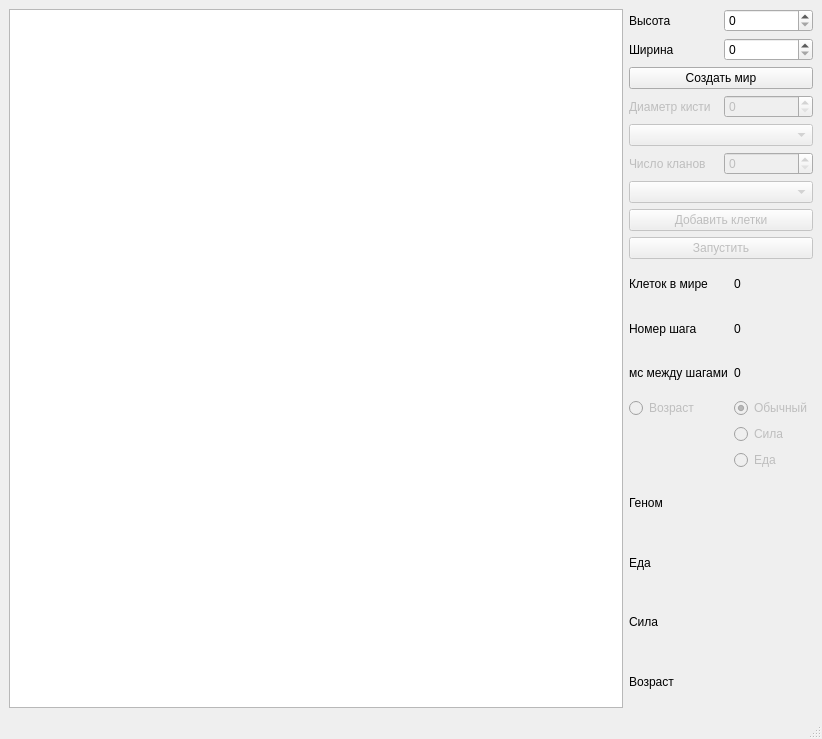
The window that mainwindow.ui (VladislavWaza/DigitalEvolution) describes before a commit, drawn with Qt 5.
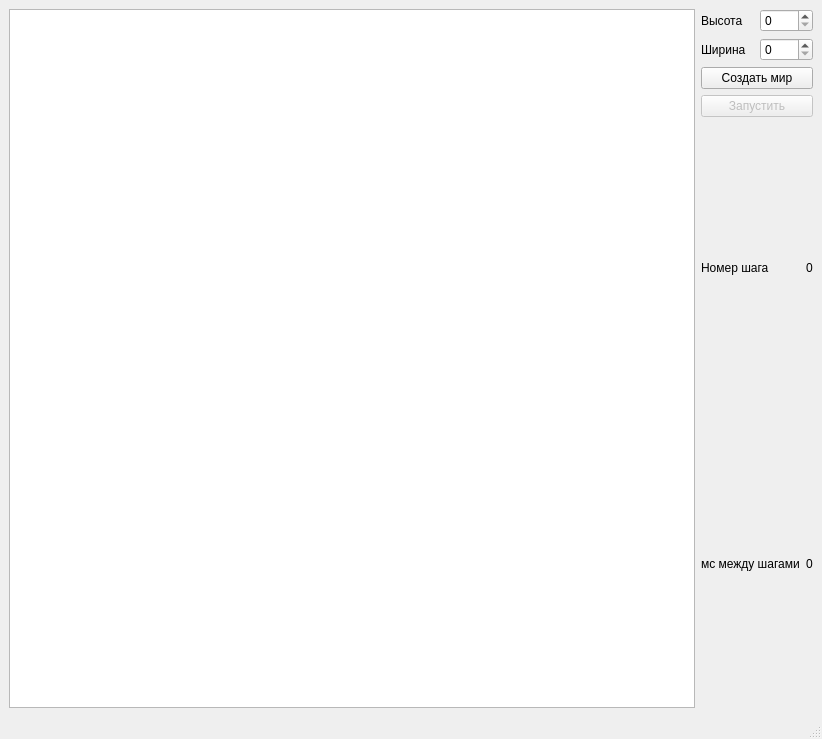
The same window after the commit.

Commit message: Удалил классы клеток, мира, регионов, сцены для рисования, часть интерфейса, оставил только создание изображения и зум

The edit to the form file:
```diff
--- a/mainwindow.ui
+++ b/mainwindow.ui
@@ -22,13 +22,16 @@
      <layout class="QVBoxLayout" name="verticalLayout">
       <item>
        <layout class="QGridLayout" name="gridLayout_2">
-        <item row="1" column="0">
-         <widget class="QLabel" name="label_2">
+        <item row="2" column="0" colspan="2">
+         <widget class="QPushButton" name="createWorld">
           <property name="text">
-           <string>Ширина</string>
+           <string>Создать мир</string>
           </property>
          </widget>
         </item>
+        <item row="0" column="1">
+         <widget class="QSpinBox" name="heightWorld"/>
+        </item>
         <item row="0" column="0">
          <widget class="QLabel" name="label">
           <property name="text">
@@ -36,92 +39,23 @@
           </property>
          </widget>
         </item>
-        <item row="3" column="1">
-         <widget class="QSpinBox" name="brushDiameter">
-          <property name="enabled">
-           <bool>false</bool>
-          </property>
-         </widget>
-        </item>
-        <item row="0" column="1">
-         <widget class="QSpinBox" name="heightWorld"/>
-        </item>
-        <item row="3" column="0">
-         <widget class="QLabel" name="label_3">
-          <property name="enabled">
-           <bool>false</bool>
-          </property>
-          <property name="text">
-           <string>Диаметр кисти</string>
-          </property>
-         </widget>
-        </item>
         <item row="1" column="1">
          <widget class="QSpinBox" name="widthWorld"/>
         </item>
-        <item row="2" column="0" colspan="2">
-         <widget class="QPushButton" name="createWorld">
+        <item row="1" column="0">
+         <widget class="QLabel" name="label_2">
           <property name="text">
-           <string>Создать мир</string>
-          </property>
-         </widget>
-        </item>
-        <item row="4" column="0" colspan="2">
-         <widget class="QComboBox" name="brushBiom">
-          <property name="enabled">
-           <bool>false</bool>
+           <string>Ширина</string>
           </property>
          </widget>
         </item>
        </layout>
       </item>
       <item>
-       <layout class="QGridLayout" name="gridLayout_3">
-        <item row="0" column="1">
-         <widget class="QSpinBox" name="cellsNumberToAdd">
-          <property name="enabled">
-           <bool>false</bool>
-          </property>
-         </widget>
-        </item>
-        <item row="2" column="0" colspan="2">
-         <widget class="QPushButton" name="addCells">
-          <property name="enabled">
-           <bool>false</bool>
-          </property>
-          <property name="text">
-           <string>Добавить клетки</string>
-          </property>
-         </widget>
-        </item>
-        <item row="0" column="0">
-         <widget class="QLabel" name="label_4">
-          <property name="enabled">
-           <bool>false</bool>
-          </property>
-          <property name="text">
-           <string>Число кланов</string>
-          </property>
-         </widget>
-        </item>
-        <item row="1" column="0" colspan="2">
-         <widget class="QComboBox" name="cellsType">
-          <property name="enabled">
-           <bool>false</bool>
-          </property>
-         </widget>
-        </item>
-       </layout>
+       <layout class="QGridLayout" name="gridLayout_3"/>
       </item>
       <item>
        <layout class="QGridLayout" name="gridLayout_4">
-        <item row="3" column="0">
-         <widget class="QLabel" name="label_6">
-          <property name="text">
-           <string>мс между шагами</string>
-          </property>
-         </widget>
-        </item>
         <item row="0" column="0" colspan="2">
          <widget class="QPushButton" name="start">
           <property name="enabled">
@@ -132,144 +66,31 @@
           </property>
          </widget>
         </item>
-        <item row="3" column="1">
-         <widget class="QLabel" name="time">
-          <property name="text">
-           <string>0</string>
-          </property>
-         </widget>
-        </item>
-        <item row="2" column="0">
+        <item row="1" column="0">
          <widget class="QLabel" name="label_7">
           <property name="text">
            <string>Номер шага</string>
           </property>
          </widget>
         </item>
-        <item row="4" column="1">
-         <widget class="QRadioButton" name="commonMode">
-          <property name="enabled">
-           <bool>false</bool>
-          </property>
-          <property name="text">
-           <string>Обычный</string>
-          </property>
-          <property name="checked">
-           <bool>true</bool>
-          </property>
-         </widget>
-        </item>
         <item row="2" column="1">
+         <widget class="QLabel" name="time">
+          <property name="text">
+           <string>0</string>
+          </property>
+         </widget>
+        </item>
+        <item row="2" column="0">
+         <widget class="QLabel" name="label_6">
+          <property name="text">
+           <string>мс между шагами</string>
+          </property>
+         </widget>
+        </item>
+        <item row="1" column="1">
          <widget class="QLabel" name="stepNumber">
           <property name="text">
            <string>0</string>
-          </property>
-         </widget>
-        </item>
-        <item row="6" column="1">
-         <widget class="QRadioButton" name="foodMode">
-          <property name="enabled">
-           <bool>false</bool>
-          </property>
-          <property name="text">
-           <string>Еда</string>
-          </property>
-         </widget>
-        </item>
-        <item row="1" column="1">
-         <widget class="QLabel" name="cellsNumber">
-          <property name="text">
-           <string>0</string>
-          </property>
-         </widget>
-        </item>
-        <item row="1" column="0">
-         <widget class="QLabel" name="label_5">
-          <property name="text">
-           <string>Клеток в мире</string>
-          </property>
-         </widget>
-        </item>
-        <item row="5" column="1">
-         <widget class="QRadioButton" name="strengthMode">
-          <property name="enabled">
-           <bool>false</bool>
-          </property>
-          <property name="text">
-           <string>Сила</string>
-          </property>
-         </widget>
-        </item>
-        <item row="4" column="0">
-         <widget class="QRadioButton" name="ageMode">
-          <property name="enabled">
-           <bool>false</bool>
-          </property>
-          <property name="text">
-           <string>Возраст</string>
-          </property>
-         </widget>
-        </item>
-       </layout>
-      </item>
-      <item>
-       <layout class="QGridLayout" name="gridLayout_5">
-        <item row="3" column="1">
-         <widget class="QLabel" name="age">
-          <property name="text">
-           <string/>
-          </property>
-         </widget>
-        </item>
-        <item row="0" column="0">
-         <widget class="QLabel" name="label_8">
-          <property name="text">
-           <string>Геном</string>
-          </property>
-         </widget>
-        </item>
-        <item row="3" column="0">
-         <widget class="QLabel" name="label_12">
-          <property name="text">
-           <string>Возраст</string>
-          </property>
-         </widget>
-        </item>
-        <item row="0" column="1">
-         <widget class="QLabel" name="genom">
-          <property name="text">
-           <string/>
-          </property>
-          <property name="textInteractionFlags">
-           <set>Qt::LinksAccessibleByMouse|Qt::TextSelectableByMouse</set>
-          </property>
-         </widget>
-        </item>
-        <item row="1" column="0">
-         <widget class="QLabel" name="label_9">
-          <property name="text">
-           <string>Еда</string>
-          </property>
-         </widget>
-        </item>
-        <item row="2" column="1">
-         <widget class="QLabel" name="strength">
-          <property name="text">
-           <string/>
-          </property>
-         </widget>
-        </item>
-        <item row="1" column="1">
-         <widget class="QLabel" name="food">
-          <property name="text">
-           <string/>
-          </property>
-         </widget>
-        </item>
-        <item row="2" column="0">
-         <widget class="QLabel" name="label_10">
-          <property name="text">
-           <string>Сила</string>
           </property>
          </widget>
         </item>
```
The commit also changes 13 other files.
